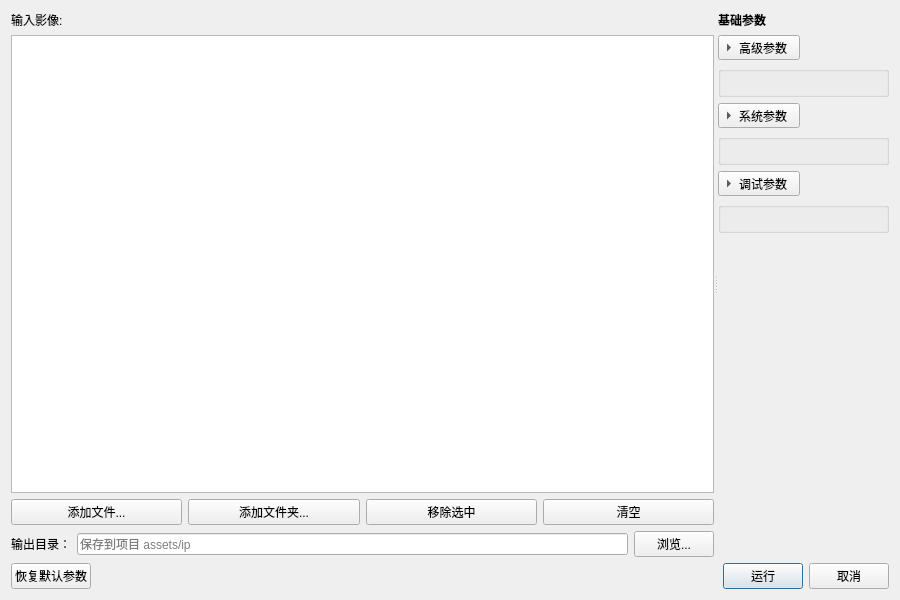
First picture: the form in src/gui/dialogs/FeatureExtractionDialog.ui, repository guderianXu/plascan, before the edit.
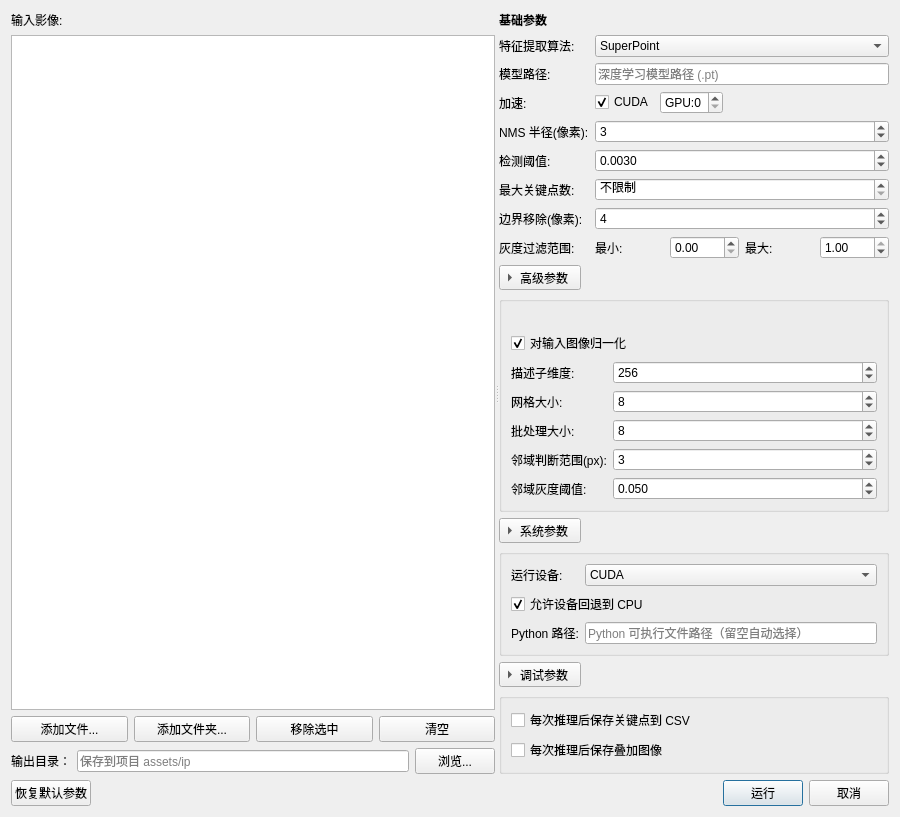
Second picture: the form after the edit.

Patch:
```diff
--- a/src/gui/dialogs/FeatureExtractionDialog.ui
+++ b/src/gui/dialogs/FeatureExtractionDialog.ui
@@ -103,7 +103,325 @@
         </widget>
        </item>
        <item>
-        <layout class="QFormLayout" name="m_basicForm"/>
+        <layout class="QFormLayout" name="m_basicForm">
+         <item row="0" column="0">
+          <widget class="QLabel" name="algorithmLabel">
+           <property name="text">
+            <string>特征提取算法:</string>
+           </property>
+           <property name="buddy">
+            <cstring>m_algorithmCombo</cstring>
+           </property>
+          </widget>
+         </item>
+         <item row="0" column="1">
+          <widget class="QComboBox" name="m_algorithmCombo">
+           <property name="toolTip">
+            <string>SuperPoint(256d)/DISK(128d)/ALIKED(128d)/ORB(32d)/SIFT(128d)
+输出文件后缀自动匹配: .sp/.dsk/.alk/.orb/.sift</string>
+           </property>
+           <item>
+            <property name="text">
+             <string>SuperPoint</string>
+            </property>
+           </item>
+           <item>
+            <property name="text">
+             <string>DISK</string>
+            </property>
+           </item>
+           <item>
+            <property name="text">
+             <string>ALIKED</string>
+            </property>
+           </item>
+           <item>
+            <property name="text">
+             <string>ORB</string>
+            </property>
+           </item>
+           <item>
+            <property name="text">
+             <string>SIFT</string>
+            </property>
+           </item>
+          </widget>
+         </item>
+         <item row="1" column="0">
+          <widget class="QLabel" name="modelPathLabel">
+           <property name="text">
+            <string>模型路径:</string>
+           </property>
+           <property name="buddy">
+            <cstring>m_modelPathEdit</cstring>
+           </property>
+          </widget>
+         </item>
+         <item row="1" column="1">
+          <widget class="QLineEdit" name="m_modelPathEdit">
+           <property name="toolTip">
+            <string>按当前算法和设备自动解析模型路径</string>
+           </property>
+           <property name="readOnly">
+            <bool>true</bool>
+           </property>
+           <property name="placeholderText">
+            <string>深度学习模型路径 (.pt)</string>
+           </property>
+          </widget>
+         </item>
+         <item row="2" column="0">
+          <widget class="QLabel" name="cudaLabel">
+           <property name="text">
+            <string>加速:</string>
+           </property>
+          </widget>
+         </item>
+         <item row="2" column="1">
+          <widget class="QWidget" name="m_cudaRowWidget" native="true">
+           <layout class="QHBoxLayout" name="cudaRowLayout">
+            <property name="leftMargin">
+             <number>0</number>
+            </property>
+            <property name="topMargin">
+             <number>0</number>
+            </property>
+            <property name="rightMargin">
+             <number>0</number>
+            </property>
+            <property name="bottomMargin">
+             <number>0</number>
+            </property>
+            <item>
+             <widget class="QCheckBox" name="m_useCudaChk">
+              <property name="text">
+               <string>CUDA</string>
+              </property>
+              <property name="checked">
+               <bool>true</bool>
+              </property>
+             </widget>
+            </item>
+            <item>
+             <widget class="QSpinBox" name="m_cudaDeviceSpin">
+              <property name="prefix">
+               <string>GPU:</string>
+              </property>
+              <property name="maximum">
+               <number>7</number>
+              </property>
+             </widget>
+            </item>
+            <item>
+             <spacer name="cudaRowSpacer">
+              <property name="orientation">
+               <enum>Qt::Horizontal</enum>
+              </property>
+              <property name="sizeHint" stdset="0">
+               <size>
+                <width>40</width>
+                <height>20</height>
+               </size>
+              </property>
+             </spacer>
+            </item>
+           </layout>
+          </widget>
+         </item>
+         <item row="3" column="0">
+          <widget class="QLabel" name="nmsRadiusLabel">
+           <property name="text">
+            <string>NMS 半径(像素):</string>
+           </property>
+           <property name="buddy">
+            <cstring>m_nmsRadiusSpin</cstring>
+           </property>
+          </widget>
+         </item>
+         <item row="3" column="1">
+          <widget class="QSpinBox" name="m_nmsRadiusSpin">
+           <property name="toolTip">
+            <string>非极大值抑制半径（像素）
+值越大抑制越强，推荐范围 1-8
+图像尺度较大时可增大</string>
+           </property>
+           <property name="minimum">
+            <number>1</number>
+           </property>
+           <property name="maximum">
+            <number>16</number>
+           </property>
+           <property name="value">
+            <number>3</number>
+           </property>
+          </widget>
+         </item>
+         <item row="4" column="0">
+          <widget class="QLabel" name="detectionThresholdLabel">
+           <property name="text">
+            <string>检测阈值:</string>
+           </property>
+           <property name="buddy">
+            <cstring>m_detectionThresholdSpin</cstring>
+           </property>
+          </widget>
+         </item>
+         <item row="4" column="1">
+          <widget class="QDoubleSpinBox" name="m_detectionThresholdSpin">
+           <property name="toolTip">
+            <string>检测阈值（score map 阈值）
+阈值越低检测到的点越多
+推荐范围 0.001-0.02</string>
+           </property>
+           <property name="decimals">
+            <number>4</number>
+           </property>
+           <property name="minimum">
+            <double>0.000100000000000</double>
+           </property>
+           <property name="maximum">
+            <double>1.000000000000000</double>
+           </property>
+           <property name="singleStep">
+            <double>0.001000000000000</double>
+           </property>
+           <property name="value">
+            <double>0.003000000000000</double>
+           </property>
+          </widget>
+         </item>
+         <item row="5" column="0">
+          <widget class="QLabel" name="maxKeypointsLabel">
+           <property name="text">
+            <string>最大关键点数:</string>
+           </property>
+           <property name="buddy">
+            <cstring>m_maxKeypointsSpin</cstring>
+           </property>
+          </widget>
+         </item>
+         <item row="5" column="1">
+          <widget class="QSpinBox" name="m_maxKeypointsSpin">
+           <property name="toolTip">
+            <string>最大关键点数量
+按 score 截断，-1 表示不限制
+实时 GUI 中建议设置 500-2000</string>
+           </property>
+           <property name="specialValueText">
+            <string>不限制</string>
+           </property>
+           <property name="minimum">
+            <number>-1</number>
+           </property>
+           <property name="maximum">
+            <number>100000</number>
+           </property>
+           <property name="value">
+            <number>-1</number>
+           </property>
+          </widget>
+         </item>
+         <item row="6" column="0">
+          <widget class="QLabel" name="removeBordersLabel">
+           <property name="text">
+            <string>边界移除(像素):</string>
+           </property>
+           <property name="buddy">
+            <cstring>m_removeBordersSpin</cstring>
+           </property>
+          </widget>
+         </item>
+         <item row="6" column="1">
+          <widget class="QSpinBox" name="m_removeBordersSpin">
+           <property name="toolTip">
+            <string>在图像边界内移除指定像素数
+防止靠近边界的点被误检</string>
+           </property>
+           <property name="maximum">
+            <number>50</number>
+           </property>
+           <property name="value">
+            <number>4</number>
+           </property>
+          </widget>
+         </item>
+         <item row="7" column="0">
+          <widget class="QLabel" name="grayRangeLabel">
+           <property name="text">
+            <string>灰度过滤范围:</string>
+           </property>
+          </widget>
+         </item>
+         <item row="7" column="1">
+          <widget class="QWidget" name="m_grayRangeWidget" native="true">
+           <layout class="QHBoxLayout" name="grayRangeLayout">
+            <property name="leftMargin">
+             <number>0</number>
+            </property>
+            <property name="topMargin">
+             <number>0</number>
+            </property>
+            <property name="rightMargin">
+             <number>0</number>
+            </property>
+            <property name="bottomMargin">
+             <number>0</number>
+            </property>
+            <item>
+             <widget class="QLabel" name="grayMinLabel">
+              <property name="text">
+               <string>最小:</string>
+              </property>
+             </widget>
+            </item>
+            <item>
+             <widget class="QDoubleSpinBox" name="m_grayscaleMinSpin">
+              <property name="toolTip">
+               <string>灰度过滤阈值区间（归一化 0.0-1.0）
+例如 [0.05,0.95] 可过滤极暗或极亮区域</string>
+              </property>
+              <property name="decimals">
+               <number>2</number>
+              </property>
+              <property name="maximum">
+               <double>1.000000000000000</double>
+              </property>
+              <property name="singleStep">
+               <double>0.050000000000000</double>
+              </property>
+             </widget>
+            </item>
+            <item>
+             <widget class="QLabel" name="grayMaxLabel">
+              <property name="text">
+               <string>最大:</string>
+              </property>
+             </widget>
+            </item>
+            <item>
+             <widget class="QDoubleSpinBox" name="m_grayscaleMaxSpin">
+              <property name="toolTip">
+               <string>灰度过滤阈值区间（归一化 0.0-1.0）
+例如 [0.05,0.95] 可过滤极暗或极亮区域</string>
+              </property>
+              <property name="decimals">
+               <number>2</number>
+              </property>
+              <property name="maximum">
+               <double>1.000000000000000</double>
+              </property>
+              <property name="singleStep">
+               <double>0.050000000000000</double>
+              </property>
+              <property name="value">
+               <double>1.000000000000000</double>
+              </property>
+             </widget>
+            </item>
+           </layout>
+          </widget>
+         </item>
+        </layout>
        </item>
        <item>
         <widget class="QToolButton" name="advancedToggle">
@@ -132,7 +450,174 @@
          <property name="visible">
           <bool>false</bool>
          </property>
-         <layout class="QFormLayout" name="m_advancedForm"/>
+         <layout class="QFormLayout" name="m_advancedForm">
+          <item row="0" column="0" colspan="2">
+           <widget class="QLabel" name="m_advancedHintLabel">
+            <property name="visible">
+             <bool>false</bool>
+            </property>
+            <property name="wordWrap">
+             <bool>true</bool>
+            </property>
+           </widget>
+          </item>
+          <item row="1" column="0" colspan="2">
+           <widget class="QCheckBox" name="m_normalizeInputChk">
+            <property name="toolTip">
+             <string>按位深度归一化到浮点数范围（0-1）
+建议启用并与训练时设置一致</string>
+            </property>
+            <property name="text">
+             <string>对输入图像归一化</string>
+            </property>
+            <property name="checked">
+             <bool>true</bool>
+            </property>
+           </widget>
+          </item>
+          <item row="2" column="0">
+           <widget class="QLabel" name="descriptorDimLabel">
+            <property name="text">
+             <string>描述子维度:</string>
+            </property>
+            <property name="buddy">
+             <cstring>m_descriptorDimSpin</cstring>
+            </property>
+           </widget>
+          </item>
+          <item row="2" column="1">
+           <widget class="QSpinBox" name="m_descriptorDimSpin">
+            <property name="toolTip">
+             <string>描述子维度（通常为 256）
+用于分配输出张量大小与匹配逻辑</string>
+            </property>
+            <property name="minimum">
+             <number>64</number>
+            </property>
+            <property name="maximum">
+             <number>512</number>
+            </property>
+            <property name="value">
+             <number>256</number>
+            </property>
+           </widget>
+          </item>
+          <item row="3" column="0">
+           <widget class="QLabel" name="gridSizeLabel">
+            <property name="text">
+             <string>网格大小:</string>
+            </property>
+            <property name="buddy">
+             <cstring>m_gridSizeSpin</cstring>
+            </property>
+           </widget>
+          </item>
+          <item row="3" column="1">
+           <widget class="QSpinBox" name="m_gridSizeSpin">
+            <property name="toolTip">
+             <string>网络输出到输入的下采样步长（通常为 8）
+用于从 dense descriptors 中采样局部描述子</string>
+            </property>
+            <property name="minimum">
+             <number>1</number>
+            </property>
+            <property name="maximum">
+             <number>32</number>
+            </property>
+            <property name="value">
+             <number>8</number>
+            </property>
+           </widget>
+          </item>
+          <item row="4" column="0">
+           <widget class="QLabel" name="batchSizeLabel">
+            <property name="text">
+             <string>批处理大小:</string>
+            </property>
+            <property name="buddy">
+             <cstring>m_batchSizeSpin</cstring>
+            </property>
+           </widget>
+          </item>
+          <item row="4" column="1">
+           <widget class="QSpinBox" name="m_batchSizeSpin">
+            <property name="toolTip">
+             <string>批处理大小（用于 detectBatch）
+同时处理多张图像以提高 GPU 利用率
+-1 或 0 表示禁用批处理，逐张调用</string>
+            </property>
+            <property name="specialValueText">
+             <string>禁用批处理</string>
+            </property>
+            <property name="minimum">
+             <number>-1</number>
+            </property>
+            <property name="maximum">
+             <number>128</number>
+            </property>
+            <property name="value">
+             <number>8</number>
+            </property>
+           </widget>
+          </item>
+          <item row="5" column="0">
+           <widget class="QLabel" name="neighborhoodRadiusLabel">
+            <property name="text">
+             <string>邻域判断范围(px):</string>
+            </property>
+            <property name="buddy">
+             <cstring>m_neighborhoodRadiusSpin</cstring>
+            </property>
+           </widget>
+          </item>
+          <item row="5" column="1">
+           <widget class="QSpinBox" name="m_neighborhoodRadiusSpin">
+            <property name="toolTip">
+             <string>检查特征点周围邻域的半径（像素）
+检测邻域内是否有纯黑像素，如有则丢弃该点</string>
+            </property>
+            <property name="minimum">
+             <number>1</number>
+            </property>
+            <property name="maximum">
+             <number>20</number>
+            </property>
+            <property name="value">
+             <number>3</number>
+            </property>
+           </widget>
+          </item>
+          <item row="6" column="0">
+           <widget class="QLabel" name="neighborhoodThresholdLabel">
+            <property name="text">
+             <string>邻域灰度阈值:</string>
+            </property>
+            <property name="buddy">
+             <cstring>m_neighborhoodThresholdSpin</cstring>
+            </property>
+           </widget>
+          </item>
+          <item row="6" column="1">
+           <widget class="QDoubleSpinBox" name="m_neighborhoodThresholdSpin">
+            <property name="toolTip">
+             <string>邻域灰度阈值 [0,1]
+邻域内有像素低于此值，则认为靠近边界并丢弃该点</string>
+            </property>
+            <property name="decimals">
+             <number>3</number>
+            </property>
+            <property name="maximum">
+             <double>1.000000000000000</double>
+            </property>
+            <property name="singleStep">
+             <double>0.010000000000000</double>
+            </property>
+            <property name="value">
+             <double>0.050000000000000</double>
+            </property>
+           </widget>
+          </item>
+         </layout>
         </widget>
        </item>
        <item>
@@ -162,7 +647,74 @@
          <property name="visible">
           <bool>false</bool>
          </property>
-         <layout class="QFormLayout" name="systemForm"/>
+         <layout class="QFormLayout" name="systemForm">
+          <item row="0" column="0">
+           <widget class="QLabel" name="deviceLabel">
+            <property name="text">
+             <string>运行设备:</string>
+            </property>
+            <property name="buddy">
+             <cstring>m_deviceCombo</cstring>
+            </property>
+           </widget>
+          </item>
+          <item row="0" column="1">
+           <widget class="QComboBox" name="m_deviceCombo">
+            <property name="toolTip">
+             <string>运行设备（CPU 或 CUDA）
+如果选择 CUDA 且系统不支持，将根据回退设置处理</string>
+            </property>
+            <property name="currentIndex">
+             <number>1</number>
+            </property>
+            <item>
+             <property name="text">
+              <string>CPU</string>
+             </property>
+            </item>
+            <item>
+             <property name="text">
+              <string>CUDA</string>
+             </property>
+            </item>
+           </widget>
+          </item>
+          <item row="1" column="0" colspan="2">
+           <widget class="QCheckBox" name="m_allowFallbackChk">
+            <property name="toolTip">
+             <string>在 CUDA 不可用时自动回退到 CPU
+GUI 应用通常建议启用以提高容错性</string>
+            </property>
+            <property name="text">
+             <string>允许设备回退到 CPU</string>
+            </property>
+            <property name="checked">
+             <bool>true</bool>
+            </property>
+           </widget>
+          </item>
+          <item row="2" column="0">
+           <widget class="QLabel" name="pythonPathLabel">
+            <property name="text">
+             <string>Python 路径:</string>
+            </property>
+            <property name="buddy">
+             <cstring>m_pythonPathEdit</cstring>
+            </property>
+           </widget>
+          </item>
+          <item row="2" column="1">
+           <widget class="QLineEdit" name="m_pythonPathEdit">
+            <property name="toolTip">
+             <string>DISK/ALIKED 调用 scripts/extract_features.py 时使用
+留空时按 PLASCAN_PYTHON_EXECUTABLE、VIRTUAL_ENV、CONDA_PREFIX、plascan 环境、PATH 顺序选择</string>
+            </property>
+            <property name="placeholderText">
+             <string>Python 可执行文件路径（留空自动选择）</string>
+            </property>
+           </widget>
+          </item>
+         </layout>
         </widget>
        </item>
        <item>
@@ -192,7 +744,28 @@
          <property name="visible">
           <bool>false</bool>
          </property>
-         <layout class="QFormLayout" name="debugForm"/>
+         <layout class="QFormLayout" name="debugForm">
+          <item row="0" column="0" colspan="2">
+           <widget class="QCheckBox" name="m_saveCsvChk">
+            <property name="toolTip">
+             <string>调试用：将关键点坐标和分数写入 CSV 文件</string>
+            </property>
+            <property name="text">
+             <string>每次推理后保存关键点到 CSV</string>
+            </property>
+           </widget>
+          </item>
+          <item row="1" column="0" colspan="2">
+           <widget class="QCheckBox" name="m_saveOverlayChk">
+            <property name="toolTip">
+             <string>调试用：将关键点叠加到原图并保存为图像文件</string>
+            </property>
+            <property name="text">
+             <string>每次推理后保存叠加图像</string>
+            </property>
+           </widget>
+          </item>
+         </layout>
         </widget>
        </item>
        <item>
```
Left out of the diff: 12 changed lines with no effect on the pictures.
